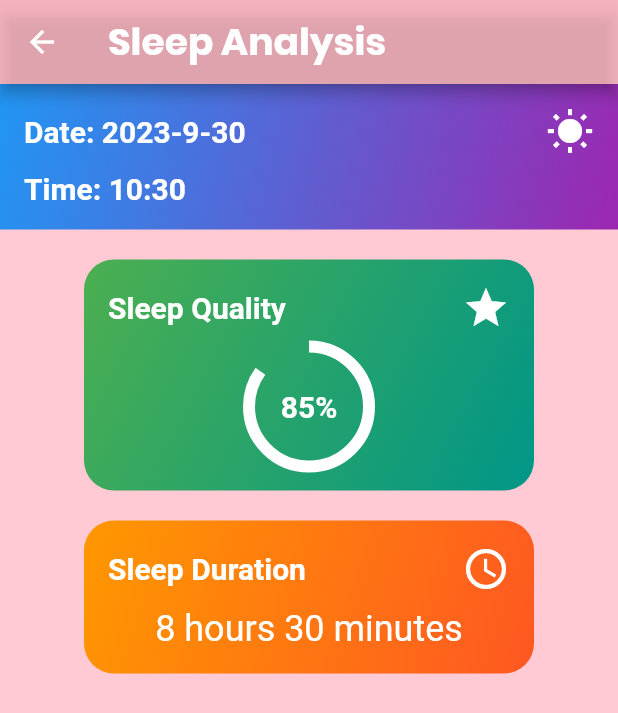
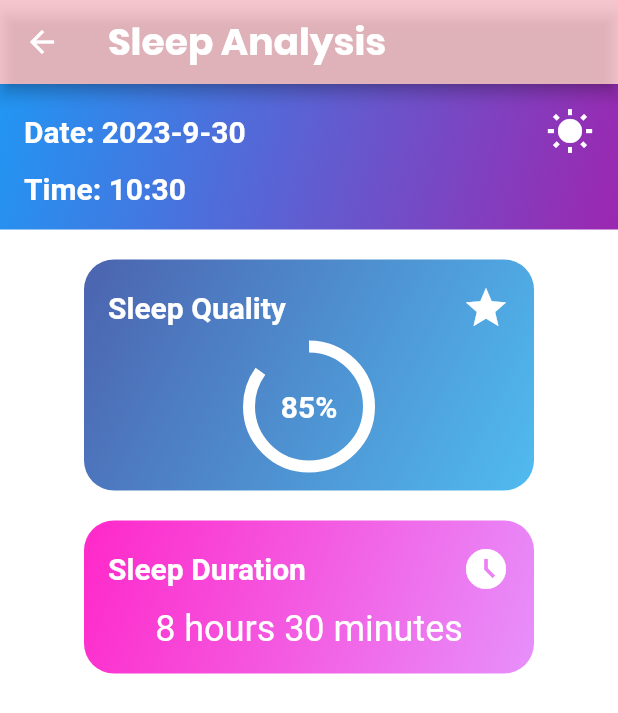
Before and after one commit to cob-byte/smart_baby_cradle, a Flutter app: the SleepAnalysisScreen screen opened by its route, on a phone screen of 412 x 824 dp. Shown: the top 713 px of the screen. Run offline on Flutter 3.47's test engine with Material 2 defaults, Android fonts, the phone set to English and light mode, and no system bars; our stand-ins replace assets_audio_player, firebase_auth, firebase_core, firebase_database, firebase_messaging, font_awesome_flutter and 2 more; accounts and stored records are empty.

Commit message:
[DRAFT] colors in sleep analysis
inaral ko muna yung code

```diff
--- a/lib/screens/sleep_analysis_screen.dart
+++ b/lib/screens/sleep_analysis_screen.dart
@@ -29,14 +29,15 @@ class SleepAnalysisScreen extends StatelessWidget {
         appBar: AppBar(
           title: const Text('Sleep Analysis'),
         ),
-        body: Column(
-          mainAxisAlignment:
-              MainAxisAlignment.start, // Align content at the top
+        backgroundColor: Colors.white,
+        body: SingleChildScrollView(
+          child: Column(
+            mainAxisAlignment: MainAxisAlignment.start,
             crossAxisAlignment: CrossAxisAlignment.center,
             children: <Widget>[
               // Rectangle with gradient background for current time and date
               Container(
-              width: double.infinity, // Occupies the whole width
+                width: double.infinity,
                 decoration: BoxDecoration(
                   gradient: LinearGradient(
                     colors: [Colors.blue, Colors.purple],
@@ -51,7 +52,7 @@ class SleepAnalysisScreen extends StatelessWidget {
                       mainAxisAlignment: MainAxisAlignment.spaceBetween,
                       children: <Widget>[
                         Text(
-                        'Date: $formattedDate', // Display the formatted date
+                          'Date: $formattedDate',
                           style: TextStyle(
                             color: Colors.white,
                             fontSize: 20,
@@ -59,7 +60,7 @@ class SleepAnalysisScreen extends StatelessWidget {
                           ),
                         ),
                         Icon(
-                        Icons.wb_sunny, // You can replace with a moon icon
+                          Icons.wb_sunny,
                           color: Colors.white,
                           size: 32,
                         ),
@@ -70,7 +71,7 @@ class SleepAnalysisScreen extends StatelessWidget {
                       mainAxisAlignment: MainAxisAlignment.spaceBetween,
                       children: <Widget>[
                         Text(
-                        'Time: $formattedTime', // Display the formatted time
+                          'Time: $formattedTime',
                           style: TextStyle(
                             color: Colors.white,
                             fontSize: 20,
@@ -85,11 +86,14 @@ class SleepAnalysisScreen extends StatelessWidget {
               SizedBox(height: 20),
               // Rounded rectangle with gradient background for sleep quality
               Container(
-              width: 300, // Adjust the width as needed
+                width: 300,
                 decoration: BoxDecoration(
                   borderRadius: BorderRadius.circular(20),
                   gradient: LinearGradient(
-                  colors: [Colors.green, Colors.teal],
+                    colors: [
+                      const Color.fromARGB(255, 76, 99, 175),
+                      Color.fromARGB(255, 80, 187, 240)
+                    ],
                     begin: Alignment.topLeft,
                     end: Alignment.bottomRight,
                   ),
@@ -109,14 +113,13 @@ class SleepAnalysisScreen extends StatelessWidget {
                           ),
                         ),
                         Icon(
-                        Icons.star, // You can replace with an appropriate icon
+                          Icons.star,
                           color: Colors.white,
                           size: 32,
                         ),
                       ],
                     ),
                     SizedBox(height: 10),
-                  // Stack to place the percentage text inside the progress indicator
                     Stack(
                       alignment: Alignment.center,
                       children: <Widget>[
@@ -131,7 +134,7 @@ class SleepAnalysisScreen extends StatelessWidget {
                           ),
                         ),
                         Text(
-                        '${sleepQualityPercentage.round()}%', // Display the sleep quality percentage
+                          '${sleepQualityPercentage.round()}%',
                           style: TextStyle(
                             color: Colors.white,
                             fontSize: 20,
@@ -146,11 +149,14 @@ class SleepAnalysisScreen extends StatelessWidget {
               SizedBox(height: 20),
               // Rounded rectangle with gradient background for sleep duration
               Container(
-              width: 300, // Adjust the width as needed
+                width: 300,
                 decoration: BoxDecoration(
                   borderRadius: BorderRadius.circular(20),
                   gradient: LinearGradient(
-                  colors: [Colors.orange, Colors.deepOrange],
+                    colors: [
+                      Color.fromARGB(255, 255, 40, 201),
+                      Color.fromARGB(255, 231, 144, 251)
+                    ],
                     begin: Alignment.topLeft,
                     end: Alignment.bottomRight,
                   ),
@@ -170,7 +176,7 @@ class SleepAnalysisScreen extends StatelessWidget {
                           ),
                         ),
                         Icon(
-                        Icons.access_time, // You can replace with a clock icon
+                          Icons.access_time_filled,
                           color: Colors.white,
                           size: 32,
                         ),
@@ -178,7 +184,7 @@ class SleepAnalysisScreen extends StatelessWidget {
                     ),
                     SizedBox(height: 10),
                     Text(
-                    '$sleepDurationHours hours $sleepDurationMinutes minutes', // Replace with the actual sleep duration
+                      '$sleepDurationHours hours $sleepDurationMinutes minutes',
                       style: TextStyle(
                         color: Colors.white,
                         fontSize: 24,
@@ -190,6 +196,7 @@ class SleepAnalysisScreen extends StatelessWidget {
             ],
           ),
         ),
+      ),
     );
   }
 }
--- a/lib/widgets/fan_item.dart
+++ b/lib/widgets/fan_item.dart
@@ -106,19 +106,13 @@ class FanItemState extends State<FanItem> {
                   ),
                   SliderTheme(
                     data: SliderThemeData(
-                      // Change the color of the active part of the slider (the filled part).
                       activeTrackColor:
-                          Colors.blue, // Change to your desired color
-
-                      // Change the color of the inactive part of the slider (the unfilled part).
-                      inactiveTrackColor: Color.fromARGB(
-                          255, 255, 255, 254), // Change to your desired color
-
-                      // Change the color of the thumb (the circle that you drag).
-                      thumbColor: Colors.red, // Change to your desired color
-
-                      // Optionally, change the color of the value indicator (the tooltip).
-                      valueIndicatorColor: Color.fromARGB(255, 36, 2, 2),
+                          Colors.blue, // Active/Filled part of the slider
+                      inactiveTrackColor: Color.fromARGB(255, 255, 255,
+                          254), // Inactive/Unfilled part. of the slider
+                      thumbColor: Colors.red, // The circle that you drag
+                      valueIndicatorColor: Color.fromARGB(255, 36, 2,
+                          2), // Color of the value indicator (the tooltip)
                     ),
                     child: Slider(
                       min: 1.0,
```
Lines whose indentation alone changed are shown as unchanged.
